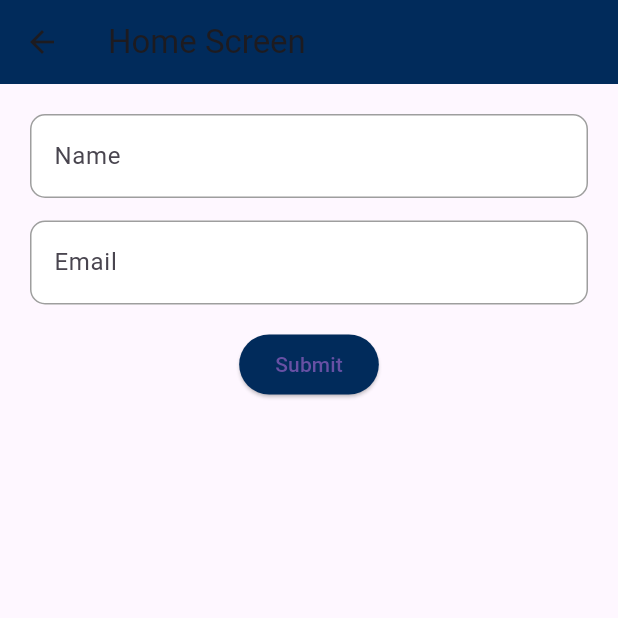
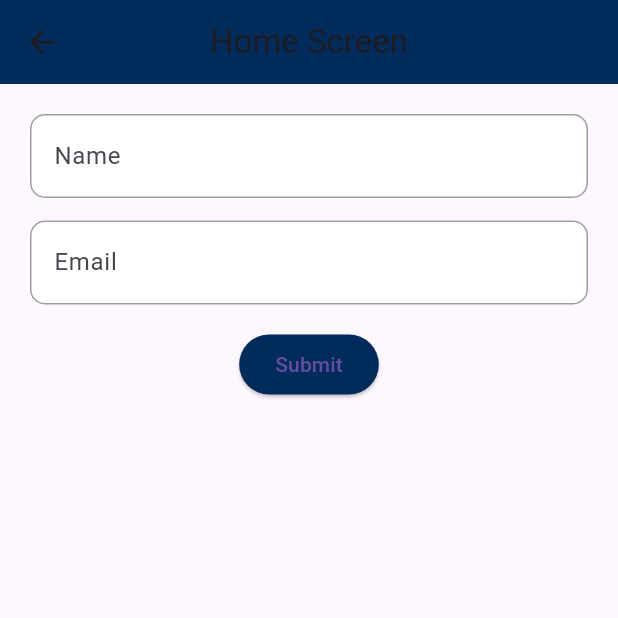
Before and after one commit to amarsingh7/Heal-Tether-Healthcare, a Flutter app: the screen it shows after launch, after a tap on "Go to Home Screen", on a phone screen of 412 x 824 dp, the top half of it. Run offline on Flutter 3.47's test engine with Material 3 defaults, Android fonts, the phone set to English and light mode, and no system bars.

Commit message:
final submit

```diff
--- a/lib/screen/home_screen.dart
+++ b/lib/screen/home_screen.dart
@@ -11,6 +11,9 @@ class _HomeScreenState extends State<HomeScreen> {
   final _formKey = GlobalKey<FormState>();
   final TextEditingController _nameController = TextEditingController();
   final TextEditingController _emailController = TextEditingController();
+  final RegExp _emailRegExp = RegExp(
+    r'^[a-zA-Z0-9._%+-]+@[a-zA-Z0-9.-]+\.[a-zA-Z]{2,}$',
+  );
 
   Future<void> _submit() {
     return showDialog(
@@ -38,6 +41,14 @@ class _HomeScreenState extends State<HomeScreen> {
       appBar: AppBar(
         backgroundColor: Color(0xFF012B5B),
         title: const Text('Home Screen'),
+        automaticallyImplyLeading: true,
+        leading: IconButton(
+          icon: Icon(Icons.arrow_back),
+          onPressed: () {
+            Navigator.of(context).pop();
+          },
+        ),
+        centerTitle: true,
       ),
       body: Padding(
         padding: const EdgeInsets.all(20.0),
@@ -86,6 +97,9 @@ class _HomeScreenState extends State<HomeScreen> {
                 validator: (value) {
                   if (value?.isEmpty ?? true) {
                     return 'Please enter your email';
+                  }
+                  if (!_emailRegExp.hasMatch(value!)) {
+                    return 'Please enter a valid email';
                   }
                   return null;
                 },
--- a/lib/screen/start_screen.dart
+++ b/lib/screen/start_screen.dart
@@ -10,13 +10,12 @@ class StartScreen extends StatelessWidget {
       appBar: AppBar(
         backgroundColor: Color(0xFF012B5B),
         automaticallyImplyLeading: false,
+        centerTitle: true,
         title: const Text('Start Screen'),
       ),
       body: Center(
         child: ElevatedButton(
-          style: ElevatedButton.styleFrom(
-            backgroundColor: Color(0xFF012B5B)
-          ),
+          style: ElevatedButton.styleFrom(backgroundColor: Color(0xFF012B5B)),
           onPressed: () {
             Navigator.push(
               context,
```
